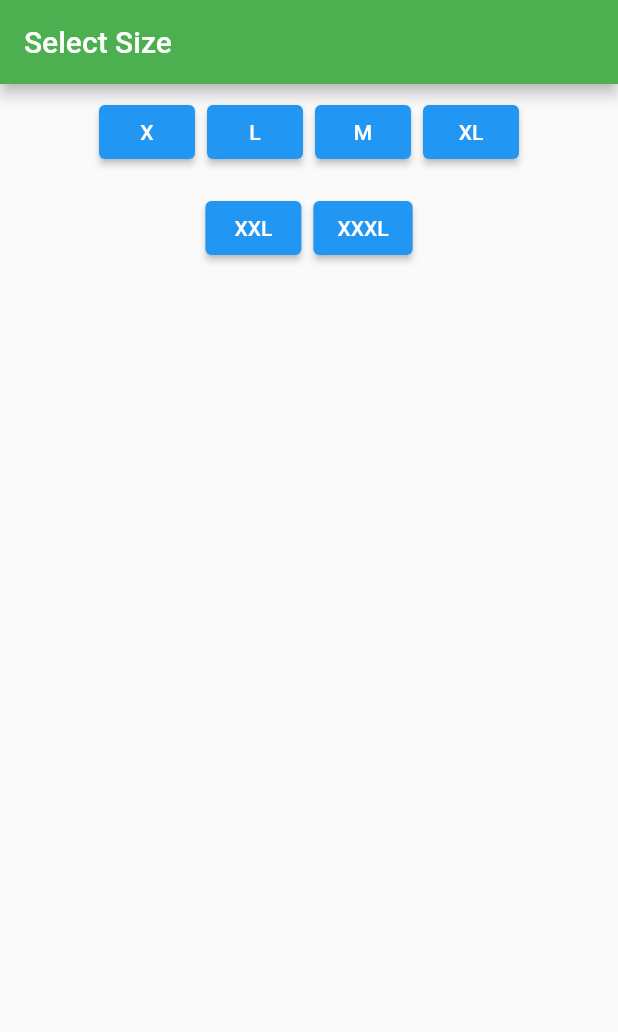
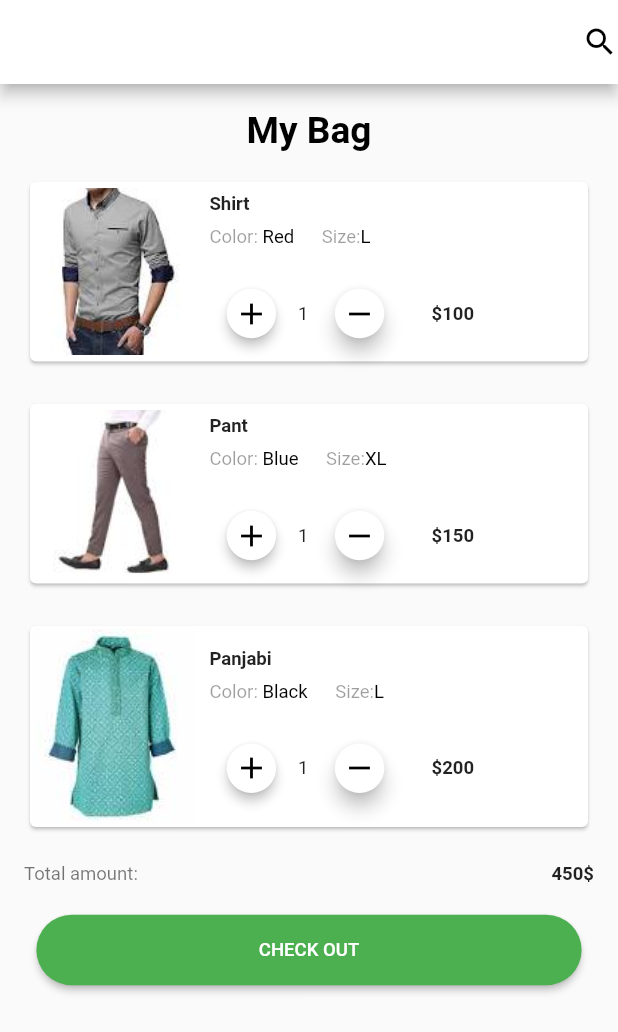
Before and after one commit to zihadsikder/flutter_assignment, a Flutter app: the screen it shows after launch, on a phone screen of 412 x 824 dp. Shown: the top 1032 px of the screen. Run offline on Flutter 3.47's test engine with Material 2 defaults, Android fonts, the phone set to English and light mode, and no system bars.

Commit message:
shopping card list price

```diff
--- /dev/null
+++ b/lib/home_page.dart
@@ -0,0 +1,288 @@
+import 'package:flutter/material.dart';
+class HomePage extends StatefulWidget {
+  const HomePage({Key? key});
+
+  @override
+  _HomePageState createState() => _HomePageState();
+}
+
+class _HomePageState extends State<HomePage> {
+  int c1 = 1, c2 = 1, c3 = 1;
+  int amount = 100 + 150 + 200;
+
+  @override
+  Widget build(BuildContext context) {
+    double screenWidth = MediaQuery.of(context).size.width;
+    double fontSize = screenWidth * 0.03;
+    double buttonSize = screenWidth * 0.08;
+
+    return Scaffold(
+      appBar: AppBar(
+        actions: [
+          Icon(Icons.search,color: Colors.black,),
+        ],
+
+      ),
+      body: Container(
+        padding: EdgeInsets.all(16),
+        child: Column(
+          mainAxisAlignment: MainAxisAlignment.start,
+          children: [
+            Column(
+              mainAxisAlignment: MainAxisAlignment.start,
+              children: [
+                Text('My Bag',style: TextStyle(
+                  fontSize: fontSize * 2,
+                  fontWeight: FontWeight.bold,
+                  color: Colors.black,
+                ),),
+              ],
+            ),
+            SizedBox(height: 16,),
+            // Pullover Card
+            buildItemCard(
+              'Shirt',
+              'Red',
+              'L',
+              100,
+              'assets/shirt.jpeg',
+              c1,
+                  () {
+                setState(() {
+                  c1++;
+                  amount += 100;
+                });
+              },
+                  () {
+                setState(() {
+                  if (c1 > 0) {
+                    c1--;
+                    amount -= 100;
+                  }
+                });
+              },
+              fontSize,
+              buttonSize,
+            ),
+            SizedBox(height: 20),
+            // T-Shirt Card
+            buildItemCard(
+              'Pant',
+              'Blue',
+              'XL',
+              150,
+              'assets/pant.jpeg',
+              c2,
+                  () {
+                setState(() {
+                  c2++;
+                  amount += 150;
+                });
+              },
+                  () {
+                setState(() {
+                  if (c2 > 0) {
+                    c2--;
+                    amount -= 150;
+                  }
+                });
+              },
+              fontSize,
+              buttonSize,
+            ),
+            SizedBox(height: 20),
+            // Sport Dress Card
+            buildItemCard(
+              'Panjabi',
+              'Black',
+              'L',
+              200,
+              'assets/panjabi.jpeg',
+              c3,
+                  () {
+                setState(() {
+                  c3++;
+                  amount += 200;
+                });
+              },
+                  () {
+                setState(() {
+                  if (c3 > 0) {
+                    c3--;
+                    amount -= 200;
+                  }
+                });
+              },
+              fontSize,
+              buttonSize,
+            ),
+            SizedBox(height: 20),
+            // Total Amount
+            Row(
+              mainAxisAlignment: MainAxisAlignment.spaceBetween,
+              children: [
+                Text(
+                  'Total amount:',
+                  style: TextStyle(
+                    fontSize: fontSize,
+                    color: Colors.black54,
+                  ),
+                ),
+                Text(
+                  '$amount\$',
+                  style: TextStyle(
+                    fontSize: fontSize,
+                    fontWeight: FontWeight.bold,
+                  ),
+                ),
+              ],
+            ),
+            SizedBox(height: 20),
+            // Checkout Button
+            ElevatedButton(
+              onPressed: () {
+                ScaffoldMessenger.of(context).showSnackBar(
+                  SnackBar(content: Text('Congratulations!')),
+                );
+              },
+              child: Text(
+                'CHECK OUT',
+                style: TextStyle(fontSize: fontSize),
+              ),
+              style: ElevatedButton.styleFrom(
+                primary: Colors.green,
+                padding: EdgeInsets.symmetric(
+                  vertical: buttonSize / 2,
+                  horizontal: buttonSize * 4.5,
+                ),
+                shape: RoundedRectangleBorder(
+                  borderRadius: BorderRadius.circular(buttonSize * 2),
+                ),
+              ),
+            ),
+          ],
+        ),
+      ),
+    );
+  }
+
+  Widget buildItemCard(
+      String title,
+      String color,
+      String size,
+      int price,
+      String imageUrl,
+      int quantity,
+      Function() onIncrement,
+      Function() onDecrement,
+      double fontSize,
+      double buttonSize,
+      ) {
+    return Card(
+      child: Row(
+        children: [
+          Expanded(
+            flex: 3,
+            child: Image.asset(imageUrl),
+          ),
+          Expanded(
+            flex: 7,
+            child: Padding(
+              padding: const EdgeInsets.all(8.0),
+              child: Column(
+                crossAxisAlignment: CrossAxisAlignment.start,
+                children: [
+                  Text(
+                    title,
+                    style: TextStyle(
+                      fontSize: fontSize,
+                      fontWeight: FontWeight.bold,
+                    ),
+                  ),
+                  SizedBox(height: 8),
+                  Row(
+                    children: [
+                      Text(
+                        'Color:',
+                        style: TextStyle(
+                          color: Colors.black38,
+                          fontSize: fontSize,
+                        ),
+                      ),
+                      Text(
+                        ' $color',
+                        style: TextStyle(
+                          color: Colors.black,
+                          fontSize: fontSize,
+                        ),
+                      ),
+                      Text(
+                        '      Size:',
+                        style: TextStyle(
+                          color: Colors.black38,
+                          fontSize: fontSize,
+                        ),
+                      ),
+                      Text(
+                        size,
+                        style: TextStyle(
+                          color: Colors.black,
+                          fontSize: fontSize,
+                        ),
+                      ),
+                    ],
+                  ),
+                  SizedBox(height: 20),
+                  Row(
+                    children: [
+                      ElevatedButton(
+                        onPressed: onIncrement,
+                        child: Icon(
+                          Icons.add,
+                          color: Colors.black,
+                        ),
+                        style: ElevatedButton.styleFrom(
+                          elevation: 3,
+                          backgroundColor: Colors.white,
+                          shape: CircleBorder(),
+                          minimumSize: Size(buttonSize, buttonSize),
+                        ),
+                      ),
+                      Text(
+                        ' $quantity  ',
+                        style: TextStyle(
+                          fontSize: fontSize,
+                        ),
+                      ),
+                      ElevatedButton(
+                        onPressed: onDecrement,
+                        child: Icon(
+                          Icons.remove,
+                          color: Colors.black,
+                        ),
+                        style: ElevatedButton.styleFrom(
+                          elevation: 5,
+                          backgroundColor: Colors.white,
+                          shape: CircleBorder(),
+                          minimumSize: Size(buttonSize, buttonSize),
+                        ),
+                      ),
+                      SizedBox(width: 20),
+                      Text(
+                        '\$$price',
+                        style: TextStyle(
+                          fontSize: fontSize,
+                          fontWeight: FontWeight.bold,
+                        ),
+                      ),
+                    ],
+                  ),
+                ],
+              ),
+            ),
+          ),
+        ],
+      ),
+    );
+  }
+}
--- a/lib/main.dart
+++ b/lib/main.dart
@@ -1,80 +1,22 @@
 import 'package:flutter/material.dart';
 
+import 'home_page.dart';
+
 void main() {
-  runApp(MyApp());
+  runApp(const MyApp());
 }
 
 class MyApp extends StatelessWidget {
+  const MyApp({Key? key});
+
   @override
   Widget build(BuildContext context) {
     return MaterialApp(
-      title: 'flutter app',
       debugShowCheckedModeBanner: false,
-      home: SizeSelector(),
-    );
-  }
-}
-
-class SizeSelector extends StatefulWidget {
-  @override
-  _SizeSelectorState createState() => _SizeSelectorState();
-}
-
-class _SizeSelectorState extends State<SizeSelector> {
-  String selectedSize = '';
-  final List<String> sizes = ['X', 'L', 'M', 'XL', 'XXL', 'XXXL'];
-
-  void _onSizeButtonPressed(String size) {
-    setState(() {
-      selectedSize = size;
-    });
-    ScaffoldMessenger.of(context).showSnackBar(
-      SnackBar(
-        content: Text('Selected Size: $size'),
-      ),
-    );
-  }
-
-  ElevatedButton _buildSizeButton(String size) {
-    final isSelected = selectedSize == size;
-    return ElevatedButton(
-      onPressed: () => _onSizeButtonPressed(size),
-      child: Text(size),
-      style: ButtonStyle(
-        backgroundColor: MaterialStateProperty.all(
-          isSelected ? Colors.green : Colors.blue,
-        ),
-      ),
-    );
-  }
-
-  @override
-  Widget build(BuildContext context) {
-    return Scaffold(
-      appBar: AppBar(
-        title: Text('Select Size'),
-        backgroundColor: Colors.green,
-      ),
-      body: Center(
-        child: Column(
-          children: [
-            Center(
-              child: ButtonBar(
-                alignment: MainAxisAlignment.center,
-                children: [
-                  for (int i = 0; i < 4; i++) _buildSizeButton(sizes[i]),
-                ],
-              ),
-            ),
-            Center(
-              child: ButtonBar(
-                alignment: MainAxisAlignment.center,
-                children: [
-                  for (int i = 4; i < sizes.length; i++) _buildSizeButton(sizes[i]),
-                ],
-              ),
-            ),
-          ],
+      home: HomePage(),
+      theme: ThemeData(
+        appBarTheme: AppBarTheme(
+          color: Colors.white,
         ),
       ),
     );
```
Also changed, not shown: assets/panjabi.jpeg (added), assets/pant.jpeg (added), assets/shirt.jpeg (added).
